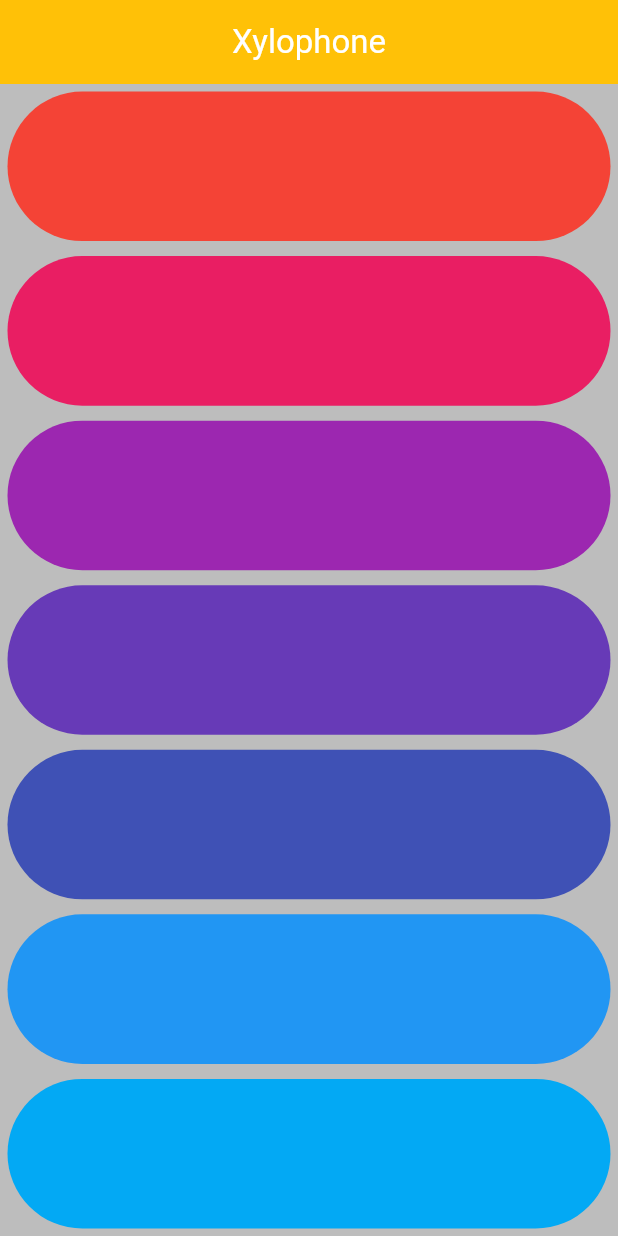
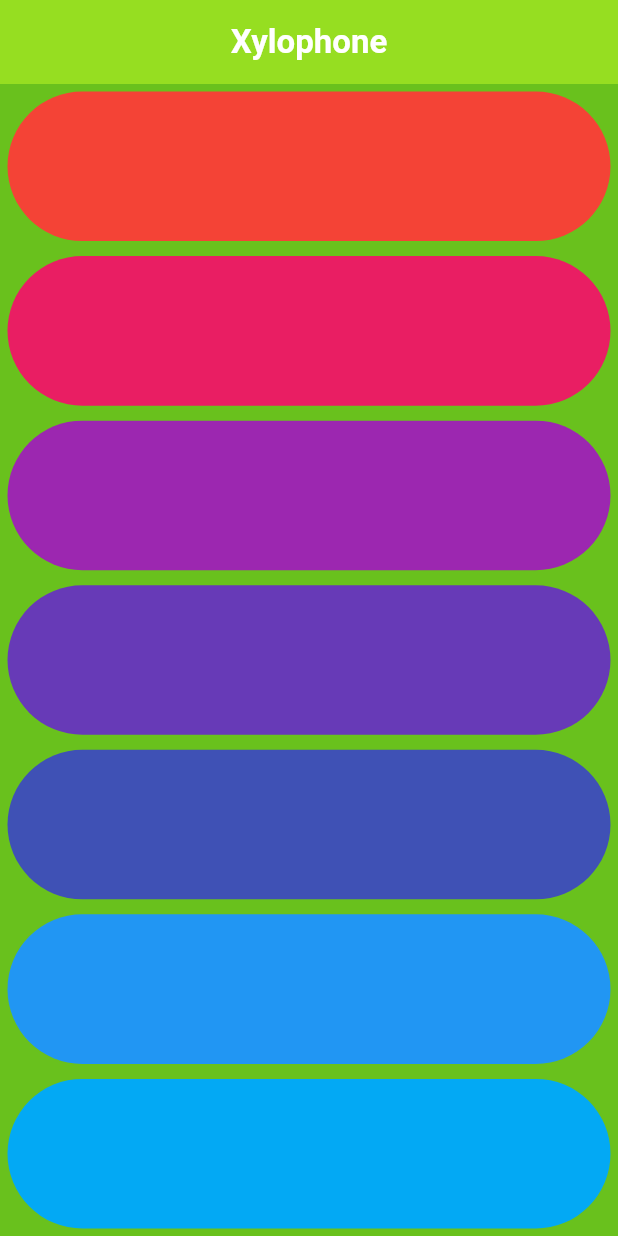
Before and after one commit to abhipawar2004/xylophone, a Flutter app: the screen it shows after launch, on a phone screen of 412 x 824 dp. Run offline on Flutter 3.47's test engine with Material 3 defaults, Android fonts, the phone set to English and light mode, and no system bars; our stand-ins replace assets_audio_player.

Commit message:
change background color of app bar and body.

```diff
--- a/lib/main.dart
+++ b/lib/main.dart
@@ -42,11 +42,12 @@ class XylophoneApp extends StatelessWidget {
       debugShowCheckedModeBanner: false,
       home: SafeArea(
         child: Scaffold(
-          backgroundColor: Colors.black26,
+          backgroundColor: Color.fromARGB(255, 105, 193, 29),
           appBar: AppBar(
+
             centerTitle: true,
-            title: const Text('Xylophone', style: TextStyle(color: Colors.white)),
-            backgroundColor: Colors.amber,
+            title: const Text('Xylophone', style: TextStyle(color: Colors.white,fontWeight: FontWeight.bold)),
+            backgroundColor: Color.fromARGB(255, 150, 222, 33),
           ),
           body: Column(
              children: List.generate(7, (index) => buildKey(color: Colors.primaries[index], soundNumber: index + 1)),
```
